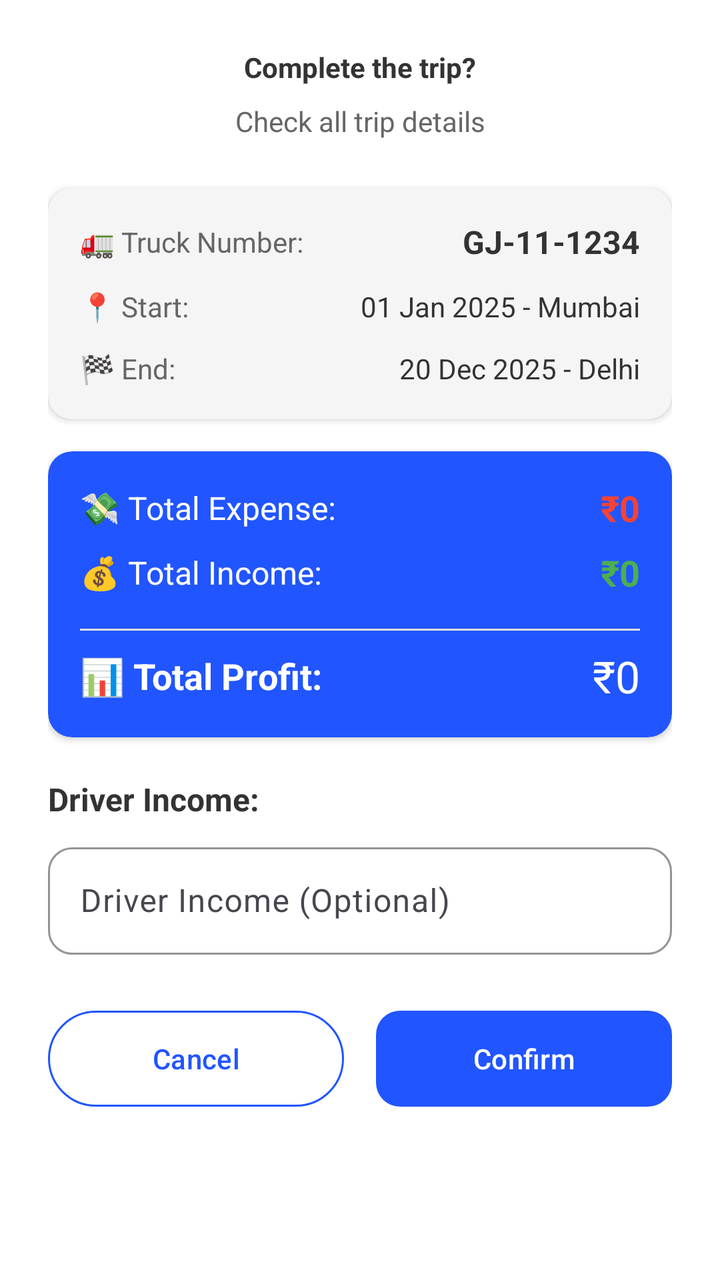
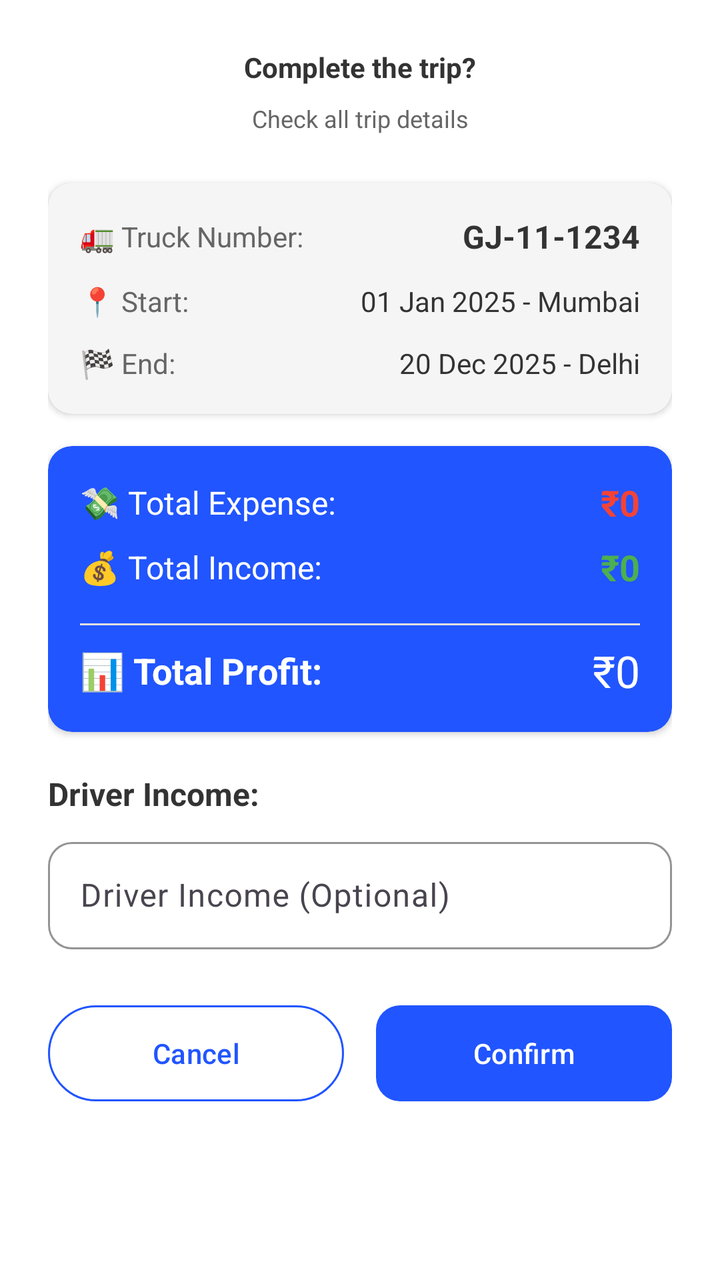

An Android layout rendered at two revisions. The XML below is the earlier revision; the diff shows what the commit changed to produce the second picture.
<!-- AndroidManifest.xml: application theme Theme.TestApplication -->
<!-- res/layout/dialog_trip_complete.xml -->
<?xml version="1.0" encoding="utf-8"?>
<ScrollView xmlns:android="http://schemas.android.com/apk/res/android"
    xmlns:app="http://schemas.android.com/apk/res-auto"
    android:layout_width="match_parent"
    android:layout_height="wrap_content"
    android:background="@android:color/white">

    <LinearLayout
        android:layout_width="match_parent"
        android:layout_height="wrap_content"
        android:orientation="vertical"
        android:padding="24dp">

        
        <TextView
            android:layout_width="match_parent"
            android:layout_height="wrap_content"
            android:text="@string/trip_complete_karen"
            android:textSize="@dimen/_16sdp"
            android:textStyle="bold"
            android:textColor="#333333"
            android:gravity="center"
            android:layout_marginBottom="8dp" />

        <TextView
            android:layout_width="match_parent"
            android:layout_height="wrap_content"
            android:text="@string/trip_ki_saari_details_check_karein"
            android:textSize="@dimen/_12sdp"
            android:textColor="#666666"
            android:gravity="center"
            android:layout_marginBottom="24dp" />

        
        <androidx.cardview.widget.CardView
            android:layout_width="match_parent"
            android:layout_height="wrap_content"
            android:layout_marginBottom="16dp"
            app:cardCornerRadius="12dp"
            app:cardElevation="2dp"
            app:cardBackgroundColor="#F5F5F5">

            <LinearLayout
                android:layout_width="match_parent"
                android:layout_height="wrap_content"
                android:orientation="vertical"
                android:padding="16dp">

                
                <LinearLayout
                    android:layout_width="match_parent"
                    android:layout_height="wrap_content"
                    android:orientation="horizontal"
                    android:gravity="center_vertical"
                    android:layout_marginBottom="12dp">

                    <TextView
                        android:layout_width="0dp"
                        android:layout_height="wrap_content"
                        android:layout_weight="1"
                        android:text="@string/truck_number_icon"
                        android:textSize="14sp"
                        android:textColor="#666666" />

                    <TextView
                        android:id="@+id/tvTruckNumber"
                        android:layout_width="wrap_content"
                        android:layout_height="wrap_content"
                        android:text="GJ-11-1234"
                        android:textSize="16sp"
                        android:textStyle="bold"
                        android:textColor="#333333" />
                </LinearLayout>

                
                <LinearLayout
                    android:layout_width="match_parent"
                    android:layout_height="wrap_content"
                    android:orientation="horizontal"
                    android:gravity="center_vertical"
                    android:layout_marginBottom="12dp">

                    <TextView
                        android:layout_width="0dp"
                        android:layout_height="wrap_content"
                        android:layout_weight="1"
                        android:text="@string/start_"
                        android:textSize="14sp"
                        android:textColor="#666666" />

                    <TextView
                        android:id="@+id/tvStartInfo"
                        android:layout_width="wrap_content"
                        android:layout_height="wrap_content"
                        android:text="01 Jan 2025 - Mumbai"
                        android:textSize="14sp"
                        android:textColor="#333333" />
                </LinearLayout>

                
                <LinearLayout
                    android:layout_width="match_parent"
                    android:layout_height="wrap_content"
                    android:orientation="horizontal"
                    android:gravity="center_vertical">

                    <TextView
                        android:layout_width="0dp"
                        android:layout_height="wrap_content"
                        android:layout_weight="1"
                        android:text="@string/end_"
                        android:textSize="14sp"
                        android:textColor="#666666" />

                    <TextView
                        android:id="@+id/tvEndInfo"
                        android:layout_width="wrap_content"
                        android:layout_height="wrap_content"
                        android:text="20 Dec 2025 - Delhi"
                        android:textSize="14sp"
                        android:textColor="#333333" />
                </LinearLayout>
            </LinearLayout>
        </androidx.cardview.widget.CardView>

        
        <androidx.cardview.widget.CardView
            android:layout_width="match_parent"
            android:layout_height="wrap_content"
            android:layout_marginBottom="20dp"
            app:cardCornerRadius="12dp"
            app:cardElevation="2dp"
            app:cardBackgroundColor="@color/color_primary">

            <LinearLayout
                android:layout_width="match_parent"
                android:layout_height="wrap_content"
                android:orientation="vertical"
                android:padding="16dp">

                
                <LinearLayout
                    android:layout_width="match_parent"
                    android:layout_height="wrap_content"
                    android:orientation="horizontal"
                    android:gravity="center_vertical"
                    android:layout_marginBottom="8dp">

                    <TextView
                        android:layout_width="0dp"
                        android:layout_height="wrap_content"
                        android:layout_weight="1"
                        android:text="@string/total_kharcha_"
                        android:textSize="16sp"
                        android:textColor="#FFFF" />

                    <TextView
                        android:id="@+id/tvTotalExpense"
                        android:layout_width="wrap_content"
                        android:layout_height="wrap_content"
                        android:text="₹0"
                        android:textSize="18sp"
                        android:textStyle="bold"
                        android:textColor="#F44336" />
                </LinearLayout>

                
                <LinearLayout
                    android:layout_width="match_parent"
                    android:layout_height="wrap_content"
                    android:orientation="horizontal"
                    android:gravity="center_vertical"
                    android:layout_marginBottom="8dp">

                    <TextView
                        android:layout_width="0dp"
                        android:layout_height="wrap_content"
                        android:layout_weight="1"
                        android:text="@string/total_aavak_"
                        android:textSize="16sp"
                        android:textColor="@color/white" />

                    <TextView
                        android:id="@+id/tvTotalIncome"
                        android:layout_width="wrap_content"
                        android:layout_height="wrap_content"
                        android:text="₹0"
                        android:textSize="18sp"
                        android:textStyle="bold"
                        android:textColor="#4CAF50" />
                </LinearLayout>

                
                <View
                    android:layout_width="match_parent"
                    android:layout_height="1dp"
                    android:background="#E0E0E0"
                    android:layout_marginVertical="8dp" />

                
                <LinearLayout
                    android:layout_width="match_parent"
                    android:layout_height="wrap_content"
                    android:orientation="horizontal"
                    android:gravity="center_vertical">

                    <TextView
                        android:layout_width="0dp"
                        android:layout_height="wrap_content"
                        android:layout_weight="1"
                        android:text="@string/total_munafa_"
                        android:textSize="18sp"
                        android:textStyle="bold"
                        android:textColor="#FFFF" />

                    <TextView
                        android:id="@+id/tvProfit"
                        android:layout_width="wrap_content"
                        android:layout_height="wrap_content"
                        android:text="₹0"
                        android:textSize="22sp"
                      android:fontFamily="@font/roboto_bold"
                        android:textColor="@color/white" />
                </LinearLayout>
            </LinearLayout>
        </androidx.cardview.widget.CardView>

        
        <TextView
            android:layout_width="wrap_content"
            android:layout_height="wrap_content"
            android:text="@string/driver_ki_income"
            android:textSize="16sp"
            android:textStyle="bold"
            android:textColor="#333333"
            android:layout_marginBottom="8dp" />

        <com.google.android.material.textfield.TextInputLayout
            android:layout_width="match_parent"
            android:layout_height="wrap_content"
            android:layout_marginBottom="24dp"
            app:boxCornerRadiusBottomEnd="12dp"
            app:boxCornerRadiusBottomStart="12dp"
            app:boxCornerRadiusTopEnd="12dp"
            app:boxCornerRadiusTopStart="12dp"
            app:boxStrokeColor="@color/color_primary"
            app:hintTextColor="@color/color_primary"
            app:prefixText="₹ "
            style="@style/Widget.Material3.TextInputLayout.OutlinedBox">

            <com.google.android.material.textfield.TextInputEditText
                android:id="@+id/etDriverIncome"
                android:layout_width="match_parent"
                android:layout_height="wrap_content"
                android:hint="@string/driver_income_optional"
                android:inputType="number"
                android:textSize="16sp"
                android:padding="16dp" />
        </com.google.android.material.textfield.TextInputLayout>

        
        <LinearLayout
            android:layout_width="match_parent"
            android:layout_height="wrap_content"
            android:orientation="horizontal"
            android:gravity="center">

            <com.google.android.material.button.MaterialButton
                android:id="@+id/btnCancel"
                style="@style/Widget.Material3.Button.OutlinedButton"
                android:layout_width="0dp"
                android:layout_height="56dp"
                android:layout_weight="1"
                android:text="@string/cancel"
                android:textSize="@dimen/_10sdp"
                android:maxLines="1"
                app:strokeColor="@color/color_primary"
                android:textColor="@color/color_primary"
                android:layout_marginEnd="8dp" />

            <com.google.android.material.button.MaterialButton
                android:id="@+id/btnConfirm"
                android:layout_width="0dp"
                android:layout_height="56dp"
                android:layout_weight="1"
                android:maxLines="1"
                android:text="@string/confirm"
                android:textSize="@dimen/_10sdp"
                app:backgroundTint="@color/color_primary"
                app:cornerRadius="12dp"
                android:textColor="#FFFFFF"
                android:layout_marginStart="8dp" />
        </LinearLayout>
    </LinearLayout>
</ScrollView>
<!-- resources referenced by this layout -->
<resources>
  <color name="color_primary">#2155FF</color>
  <color name="white">#FFFFFFFF</color>
  <string name="cancel">Cancel</string>
  <string name="confirm">Confirm</string>
  <string name="driver_income_optional">Driver Income (Optional)</string>
  <string name="driver_ki_income">Driver Income:</string>
  <string name="end_">🏁 End:</string>
  <string name="start_">📍 Start:</string>
  <string name="total_aavak_">💰 Total Income:</string>
  <string name="total_kharcha_">💸 Total Expense:</string>
  <string name="total_munafa_">📊 Total Profit:</string>
  <string name="trip_complete_karen">Complete the trip?</string>
  <string name="trip_ki_saari_details_check_karein">Check all trip details</string>
  <string name="truck_number_icon">🚛 Truck Number:</string>
  <style name="Theme.TestApplication" parent="Base.Theme.TestApplication" />
  <style name="Base.Theme.TestApplication" parent="Theme.Material3.DayNight.NoActionBar">
          <item name="colorPrimary">@color/green</item>
          <item name="android:windowLightStatusBar">false</item>
          <item name="android:statusBarColor">@color/green</item>
          <item name="android:windowBackground">@color/white</item>
  
  
          
          
      </style>
  <color name="green">#2155FF</color>
</resources>

<!-- the commit's change to res/layout/dialog_trip_complete.xml (unified diff, before → after) -->
@@ -3,6 +3,7 @@
     xmlns:app="http://schemas.android.com/apk/res-auto"
     android:layout_width="match_parent"
     android:layout_height="wrap_content"
+    android:fitsSystemWindows="true"
     android:background="@android:color/white">
 
     <LinearLayout
<!-- resource entries referenced after the edit -->
@@ -2,6 +2,7 @@
 <resources>
   <color name="color_primary">#2155FF</color>
   <color name="white">#FFFFFFFF</color>
+  <dimen name="_12sdp">12</dimen>
   <string name="cancel">Cancel</string>
   <string name="confirm">Confirm</string>
   <string name="driver_income_optional">Driver Income (Optional)</string>
